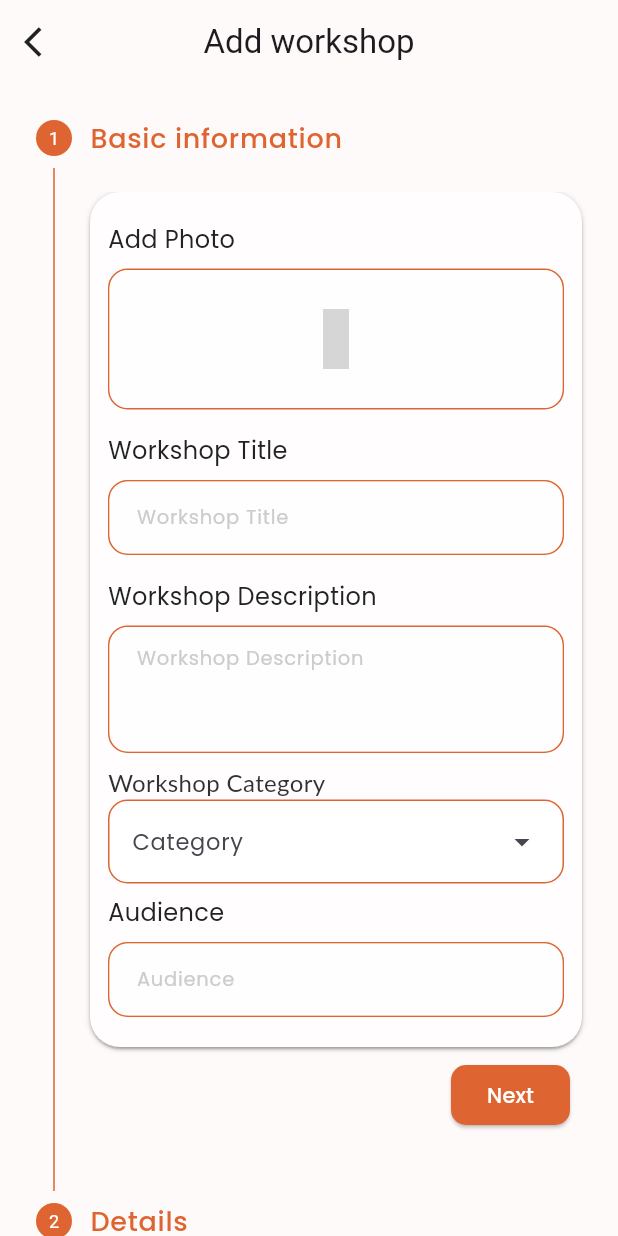
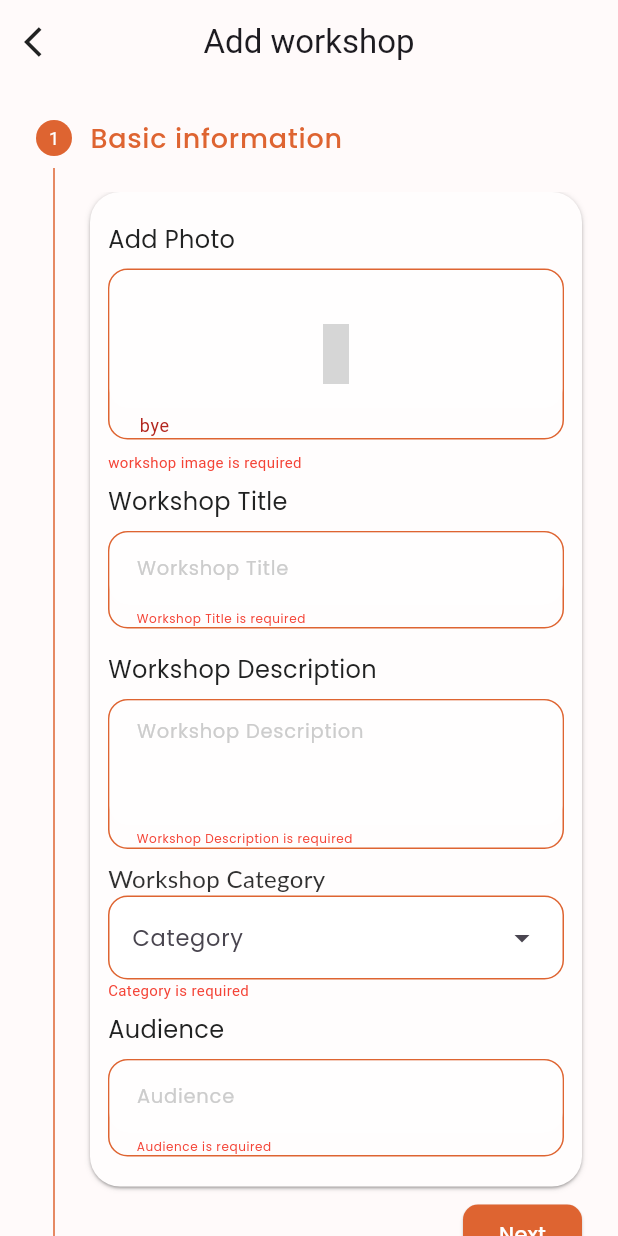
Before and after one commit to Rahafahg/shaghaf, a Flutter app: the AddWorkshopScreen screen opened directly, on a phone screen of 412 x 824 dp. Run offline on Flutter 3.47's test engine with Material 3 defaults, Android fonts, the phone set to English and light mode, and no system bars; our stand-ins replace bloc, custom_radio_grouped_button, custom_rating_bar, device_preview, flutter_bloc, flutter_dotenv and 14 more; missing offline and left inert: flutter_multi_select_items, moyasar, otp_timer_button; accounts and stored records are empty; Roboto replaces fonts that are missing (Lato); statements that could not run were skipped; grey boxes are pictures that could not be loaded.

Commit message:
add single workshop done

```diff
--- a/lib/data_layer/supabase_layer.dart
+++ b/lib/data_layer/supabase_layer.dart
@@ -280,6 +280,14 @@ class SupabaseLayer {
     required String description,
     required String categoryId,
     required String targetedAudience,
+    required String date,
+    required String from,
+    required String to,
+    required double price,
+    required int seats,
+    required int availableSeats,
+    required String instructorName,
+    required String instructorDesc,
   }) async {
     log('add 1');
     String imageUrl = '';
@@ -305,26 +313,46 @@ class SupabaseLayer {
         'organizer_id' : GetIt.I.get<AuthLayer>().organizer!.organizerId
       }).select();
       log(response.first['workshop_group_id']);
-      await addSingleWorkshop(response.first['workshop_group_id']);
+      await addSingleWorkshop(
+        workshopGroupId: response.first['workshop_group_id'],
+        date: date,
+        from: from,
+        to: to,
+        price: price,
+        seats: seats,
+        availableSeats: availableSeats,
+        instructorName: instructorName,
+        instructorDesc: instructorDesc
+      );
     } catch (e) {
       log('message ${e.toString()}');
     }
   }
 
-  Future<void> addSingleWorkshop(String workshopGroupId) async {
+  Future<void> addSingleWorkshop({
+    required String workshopGroupId,
+    required String date,
+    required String from,
+    required String to,
+    required double price,
+    required int seats,
+    required int availableSeats,
+    required String instructorName,
+    required String instructorDesc,
+  }) async {
     log('add 2');
     log(workshopGroupId);
     try {
       await supabase.from('workshop').insert({
-        'date' : '2024-11-17',
-        'from_time' : '10:00',
-        'to_time' : '12:00',
-        'price' : 151,
-        'number_of_seats' : 12,
-        'available_seats' : 12,
-        'instructor_name' : 'yso kh',
+        'date' : date,
+        'from_time' : from,
+        'to_time' : to,
+        'price' : price,
+        'number_of_seats' : seats,
+        'available_seats' : availableSeats,
+        'instructor_name' : instructorName,
         'instructor_image' : 'https://zedjjijsfzjenhezfxlt.supabase.co/storage/v1/object/public/organizer_images/public/pasta%20making.png',
-        'instructor_description' : 'hi hi im inst desc',
+        'instructor_description' : instructorDesc,
         'is_online' : false,
         'workshop_group_id' : workshopGroupId
       });
--- a/lib/screens/organizer_screens/add workshop/add_workshop_screen.dart
+++ b/lib/screens/organizer_screens/add workshop/add_workshop_screen.dart
@@ -46,7 +46,8 @@ class AddWorkshopScreen extends StatelessWidget {
                     return Padding(
                       padding: const EdgeInsets.only(top: 8.0),
                       child: Row(
-                        mainAxisAlignment: MainAxisAlignment.end,
+                        textDirection: TextDirection.rtl,
+                        mainAxisAlignment: MainAxisAlignment.start,
                         children: <Widget>[
                           bloc.currentStep == 1 ? MainButton(text: 'Create',onPressed: ()=> bloc.add(SubmitWorkshopEvent(image: workshopImage!))) // handle me later
                           : MainButton(text: 'Next',onPressed: details.onStepContinue),
@@ -72,15 +73,9 @@ class AddWorkshopScreen extends StatelessWidget {
                       isActive: bloc.currentStep >= 0,
                       title: const Text(
                         "Basic information",
-                        style: TextStyle(
-                          fontSize: 18,
-                          color: Constants.mainOrange,
-                          fontFamily: "Poppins",
-                          fontWeight: FontWeight.w500
-                        )
+                        style: TextStyle(fontSize: 18,color: Constants.mainOrange,fontFamily: "Poppins",fontWeight: FontWeight.w500)
                       ),
                       content: Container(
-                        // height: 600,
                         width: context.getWidth(),
                         padding: const EdgeInsets.all(12),
                         decoration: BoxDecoration(
@@ -89,6 +84,7 @@ class AddWorkshopScreen extends StatelessWidget {
                           color: Constants.cardColor
                         ),
                         child: Column(
+                          crossAxisAlignment: CrossAxisAlignment.start,
                           children: [
                             BlocBuilder<AddWorkshopBloc, AddWorkshopState>(
                               builder: (context, state) {
@@ -127,9 +123,11 @@ class AddWorkshopScreen extends StatelessWidget {
                             );
                           },
                         ),
+                        workshopImage != null ? SizedBox.shrink() : Text("workshop image is required", style: TextStyle(color: Colors.red, fontSize: 10,)),
                         AddField(type: 'Workshop Title', controller: bloc.titleController),
                         AddField(type: 'Workshop Description', controller: bloc.descController),
                         CategoryDropDown(controller: bloc.categoryController),
+                        bloc.categoryController.text == 'Category' ? SizedBox.shrink() : Text("Category is required", style: TextStyle(color: Colors.red, fontSize: 10,)),
                         const AddField(type: 'Audience'),
                       ],
                     ),
--- a/lib/screens/organizer_screens/add workshop/bloc/add_workshop_bloc.dart
+++ b/lib/screens/organizer_screens/add workshop/bloc/add_workshop_bloc.dart
@@ -34,18 +34,16 @@ class AddWorkshopBloc extends Bloc<AddWorkshopEvent, AddWorkshopState> {
   TextEditingController descController = TextEditingController();
   TextEditingController categoryController = TextEditingController();
   TextEditingController audienceController = TextEditingController();
-  // TextEditingController titleController = TextEditingController();
-  // TextEditingController titleController = TextEditingController();
-  // TextEditingController titleController = TextEditingController();
-  // TextEditingController titleController = TextEditingController();
-  // TextEditingController titleController = TextEditingController();
-  // TextEditingController titleController = TextEditingController();
-  // TextEditingController titleController = TextEditingController();
-  // TextEditingController titleController = TextEditingController();
-  // TextEditingController titleController = TextEditingController();
-  // TextEditingController titleController = TextEditingController();
-  // TextEditingController titleController = TextEditingController();
-  // TextEditingController titleController = TextEditingController();
+  TextEditingController dateController = TextEditingController();
+  TextEditingController timeFromController = TextEditingController();
+  TextEditingController timeToController = TextEditingController();
+  File? instructorimage; // handle me later
+  TextEditingController instructorNameController = TextEditingController();
+  TextEditingController instructorDescController = TextEditingController();
+  TextEditingController priceController = TextEditingController();
+  TextEditingController seatsController = TextEditingController();
+  TextEditingController venueNameController = TextEditingController();
+  TextEditingController venueTypeController = TextEditingController();
   AddWorkshopBloc() : super(AddWorkshopInitial()) {
     on<StepContinueEvent>(stepContinue);
     on<StepCancelEvent>(stepCancel);
@@ -57,10 +55,17 @@ class AddWorkshopBloc extends Bloc<AddWorkshopEvent, AddWorkshopState> {
         workshopImage: event.image,
         description: descController.text,
         categoryId: GetIt.I.get<DataLayer>().categories.firstWhere((category)=>category.categoryName==categoryController.text).categoryId,
-        targetedAudience: audienceController.text
+        targetedAudience: audienceController.text,
+        date: dateController.text,
+        availableSeats: 100, // TODO handle me later,
+        from: timeFromController.text,
+        to: timeToController.text,
+        instructorDesc: instructorDescController.text,
+        instructorName: instructorNameController.text,
+        price: double.parse(priceController.text),
+        seats: 15 // TODO handle me later
       );
     });
-    // on<AddDateEvent>(addDate);
   }
 
   FutureOr<void> stepContinue(StepContinueEvent event, Emitter<AddWorkshopState> emit) {
--- a/lib/widgets/text_fields/add_field.dart
+++ b/lib/widgets/text_fields/add_field.dart
@@ -21,7 +21,7 @@ class AddField extends StatelessWidget {
       child: Column(
         children: [
           SizedBox(
-            width: type == 'Price' || type == 'Seats' ? context.getWidth(divideBy: 3) : context.getWidth(),
+            width: type == 'Price in SR' || type == 'Seats' ? context.getWidth(divideBy: 3) : context.getWidth(),
             child: Text(
               type,
               style: const TextStyle(fontSize: 16,color: Constants.textColor,fontFamily: "Poppins")
@@ -39,6 +39,13 @@ class AddField extends StatelessWidget {
               child: Stack(
                 children: [
                   TextFormField(
+                    autovalidateMode: AutovalidateMode.always,
+                    validator: (value) {
+                      if(value==null || value.isEmpty) {
+                        return 'bye';
+                      }
+                      return '';
+                    },
                     readOnly: true,
                     maxLines: 5,
                     minLines: 3,
@@ -64,11 +71,12 @@ class AddField extends StatelessWidget {
             ),
           )
           : Container(
-              width: type == 'Price' || type == 'Seats' ? context.getWidth(divideBy: 3) : context.getWidth(),
+              width: type == 'Price in SR' || type == 'Seats' ? context.getWidth(divideBy: 3) : context.getWidth(),
               decoration: BoxDecoration(
                 borderRadius: const BorderRadius.all(Radius.circular(13.0)), // Circular border radius
                 border: Border.all(color: Constants.mainOrange)),
                 child: TextFormField(
+                  autovalidateMode: AutovalidateMode.always,
                   // onFieldSubmitted: onSaved, // not used ??
                   onChanged: (s)=>log(controller?.text ?? 'kk'),
                   controller: controller,
```
Also changed, not shown: lib/widgets/text_fields/add_date_field.dart (+25 -34 lines), lib/widgets/text_fields/time_field.dart (+29 -60 lines), lib/widgets/text_fields/workshop_form.dart (+24 -78 lines).
